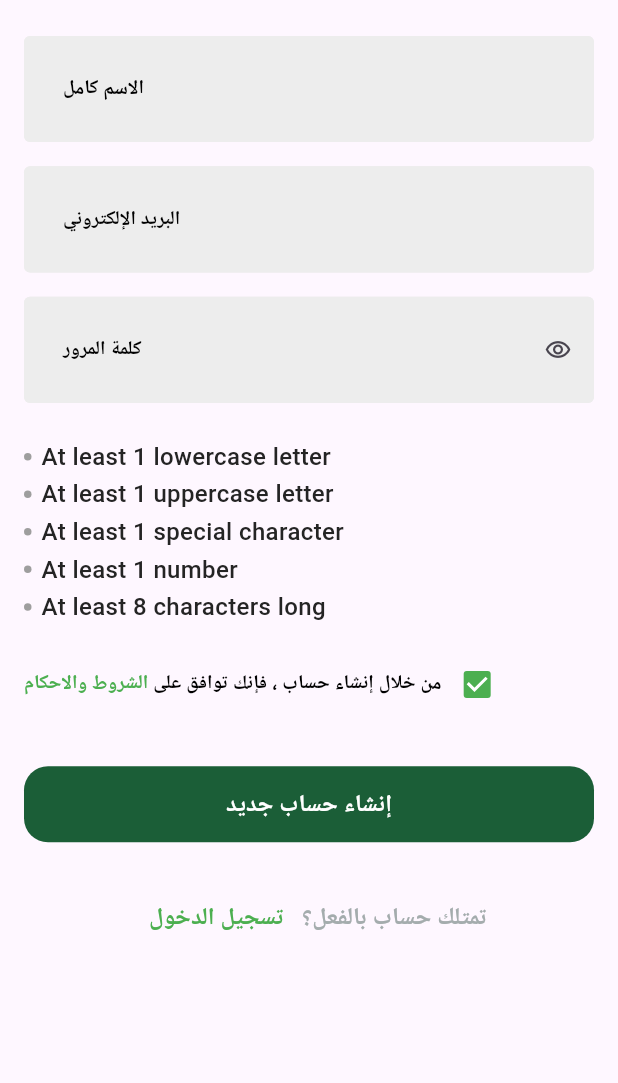
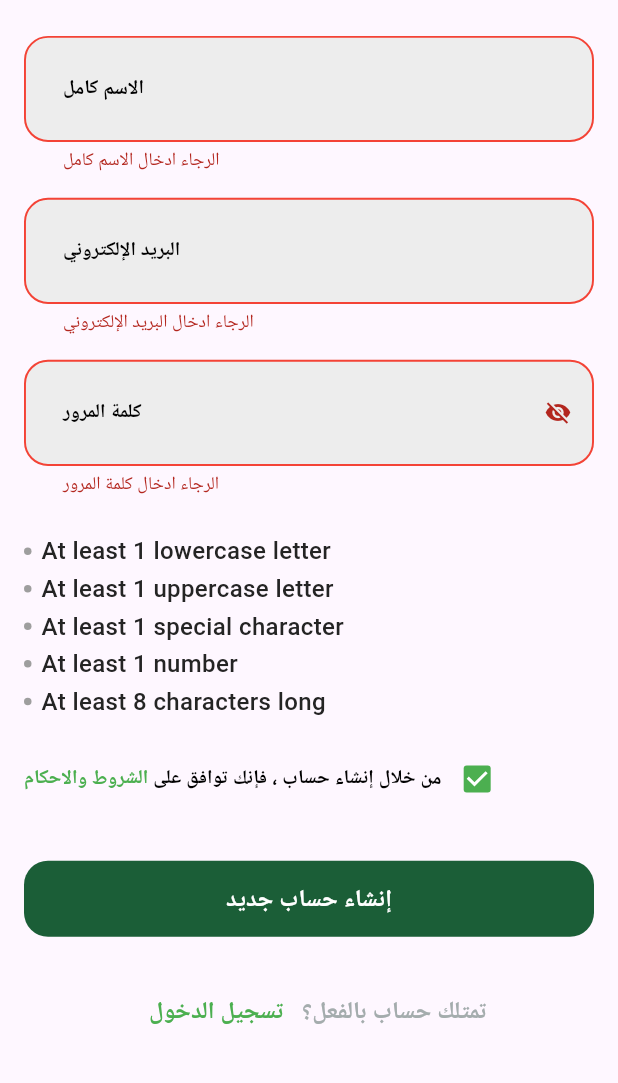
Before and after one commit to He9sham/Fruit-HUB, a Flutter app: the SignUpView screen opened by its route, after a tap on "إنشاء حساب جديد", on a phone screen of 412 x 824 dp, the part 100-1183 px from its top. Run offline on Flutter 3.47's test engine with Material 3 defaults, Android fonts, the phone set to English and light mode, and no system bars; our stand-ins replace awesome_dialog, bloc, firebase_auth, firebase_core, flutter_bloc, flutter_local_notifications and 7 more; accounts and stored records are empty; Roboto replaces fonts that are missing (Cairo).

Commit message:
finsh sign up logic

```diff
--- a/lib/core/utils/app_route.dart
+++ b/lib/core/utils/app_route.dart
@@ -2,8 +2,11 @@ import 'package:commerce_hub/core/utils/router.dart';
 import 'package:commerce_hub/feature/Login_in/view/login_view.dart';
 import 'package:commerce_hub/feature/Onboarding&Splash/view/onboarding_view.dart';
 import 'package:commerce_hub/feature/Onboarding&Splash/view/splash_view.dart';
+import 'package:commerce_hub/feature/home/view/home_view.dart';
+import 'package:commerce_hub/feature/sign_up/logic/signup_cubit_cubit.dart';
 import 'package:commerce_hub/feature/sign_up/view/sign_up_view.dart';
 import 'package:flutter/material.dart';
+import 'package:flutter_bloc/flutter_bloc.dart';
 
 class AppRouter {
   Route? generateRoute(RouteSettings settings) {
@@ -20,13 +23,20 @@ class AppRouter {
         return MaterialPageRoute(
           builder: (_) => const OnboardingView(),
         );
-        case Routes.signupScreen:
+      case Routes.signupScreen:
         return MaterialPageRoute(
-          builder: (_) => const SignUpView(),
+          builder: (_) => BlocProvider(
+            create: (context) => SignupCubit(),
+            child: const SignUpView(),
+          ),
         );
-        case Routes.loginScreen:
+      case Routes.loginScreen:
         return MaterialPageRoute(
           builder: (_) => const LoginView(),
+        );
+        case Routes.homeScreen:
+        return MaterialPageRoute(
+          builder: (_) => const HomeView(),
         );
       default:
         return null;
--- a/lib/core/utils/router.dart
+++ b/lib/core/utils/router.dart
@@ -3,4 +3,5 @@ class Routes {
   static const String onBoardingScreen = '/onBoardingScreen';
   static const String signupScreen = '/signupScreen';
   static const String loginScreen = '/loginScreen';
+  static const String homeScreen = '/homeScreen';
 }
--- /dev/null
+++ b/lib/feature/sign_up/logic/signup_cubit_cubit.dart
@@ -0,0 +1,60 @@
+import 'package:bloc/bloc.dart';
+import 'package:firebase_auth/firebase_auth.dart';
+import 'package:flutter/material.dart';
+
+part 'signup_cubit_state.dart';
+
+class SignupCubit extends Cubit<SignupCubitState> {
+  SignupCubit() : super(SignupCubitInitial());
+
+  TextEditingController nameController = TextEditingController();
+  TextEditingController emailController = TextEditingController();
+  TextEditingController passwordController = TextEditingController();
+
+  final formkey = GlobalKey<FormState>();
+  Future<void> signupMethod() async {
+    emit(SignupCubitLoading());
+    try {
+      await FirebaseAuth.instance.createUserWithEmailAndPassword(
+          email: emailController.text, password: passwordController.text);
+      emit(SignupCubitSuccess());
+    } on FirebaseAuthException catch (e) {
+      if (e.code == 'email-already-in-use') {
+        emit(SignupCubitFailure(errMessage: 'هذا الحساب مسجل بلفعل '));
+      }
+    } catch (e) {
+      emit(SignupCubitFailure(errMessage: 'An error , please try agian later'));
+    }
+  }
+
+  //   Future signInWithGoogle(BuildContext context) async {
+  //   try {
+  //     final GoogleSignInAccount? googleUser = await GoogleSignIn().signIn();
+  //     if (googleUser == null) {
+  //       return;
+  //     }
+  //     // Obtain the auth details from the request
+  //     final GoogleSignInAuthentication googleAuth =
+  //         await googleUser.authentication;
+
+  //     // Create a new credential
+  //     final credential = GoogleAuthProvider.credential(
+  //       accessToken: googleAuth.accessToken,
+  //       idToken: googleAuth.idToken,
+  //     );
+
+  //     // Once signed in, return the UserCredential
+  //     await FirebaseAuth.instance.signInWithCredential(credential);
+
+  //     // ignore: use_build_context_synchronously
+  //     Navigator.pushNamed(context, AddKidView.addkidid);
+  //     NotificationService notificationService = NotificationService();
+  //     await notificationService.showInstantNotification(
+  //         5, 'Welcome', 'How are you today?');
+  //   } on Exception {
+  //     NotificationService notificationService = NotificationService();
+  //     await notificationService.showInstantNotification(
+  //         6, 'Sorry', 'Please tru leater!');
+  //   }
+  // }
+}
--- /dev/null
+++ b/lib/feature/sign_up/logic/signup_cubit_state.dart
@@ -0,0 +1,12 @@
+part of 'signup_cubit_cubit.dart';
+
+@immutable
+sealed class SignupCubitState {}
+
+final class SignupCubitInitial extends SignupCubitState {}
+final class SignupCubitFailure extends SignupCubitState {
+  final String errMessage;
+  SignupCubitFailure({required this.errMessage});
+}
+final class SignupCubitLoading extends SignupCubitState {}
+final class SignupCubitSuccess extends SignupCubitState {}
--- a/lib/feature/sign_up/view/sign_up_view.dart
+++ b/lib/feature/sign_up/view/sign_up_view.dart
@@ -3,11 +3,14 @@ import 'package:commerce_hub/core/helper/spacing.dart';
 import 'package:commerce_hub/core/theming/styles.dart';
 import 'package:commerce_hub/core/utils/router.dart';
 import 'package:commerce_hub/core/widgets/app_text_buttom.dart';
+import 'package:commerce_hub/feature/sign_up/logic/signup_cubit_cubit.dart';
 import 'package:commerce_hub/feature/sign_up/view/widgets/custom_appbar_for_auth.dart';
 import 'package:commerce_hub/feature/sign_up/view/widgets/row_text_reauth.dart';
 import 'package:commerce_hub/feature/sign_up/view/widgets/rowtext_check_box.dart';
+import 'package:commerce_hub/feature/sign_up/view/widgets/signup_bloc_listener.dart';
 import 'package:commerce_hub/feature/sign_up/view/widgets/signup_form.dart';
 import 'package:flutter/material.dart';
+import 'package:flutter_bloc/flutter_bloc.dart';
 
 class SignUpView extends StatelessWidget {
   const SignUpView({super.key});
@@ -34,7 +37,9 @@ class SignUpView extends StatelessWidget {
                 verticalSpace(30),
                 AppTextButton(
                   buttonText: 'إنشاء حساب جديد',
-                  onPressed: () {},
+                  onPressed: () {
+                    validateThenDoSignup(context);
+                  },
                   textStyle: Styles.textbuttom16White,
                 ),
                 verticalSpace(26),
@@ -45,6 +50,7 @@ class SignUpView extends StatelessWidget {
                     context.pushNamed(Routes.loginScreen);
                   },
                 ),
+                const SignUpBlocListener()
               ],
             ),
           ),
@@ -52,4 +58,10 @@ class SignUpView extends StatelessWidget {
       ),
     );
   }
+
+  void validateThenDoSignup(BuildContext context) {
+    if (context.read<SignupCubit>().formkey.currentState!.validate()) {
+      context.read<SignupCubit>().signupMethod();
+    }
+  }
 }
--- a/lib/feature/sign_up/view/widgets/signup_form.dart
+++ b/lib/feature/sign_up/view/widgets/signup_form.dart
@@ -2,8 +2,10 @@ import 'package:commerce_hub/core/helper/app_regex.dart';
 import 'package:commerce_hub/core/helper/spacing.dart';
 import 'package:commerce_hub/core/theming/color.dart';
 import 'package:commerce_hub/core/widgets/app_text_form_field.dart';
+import 'package:commerce_hub/feature/sign_up/logic/signup_cubit_cubit.dart';
 import 'package:commerce_hub/feature/sign_up/view/widgets/password_validations.dart';
 import 'package:flutter/material.dart';
+import 'package:flutter_bloc/flutter_bloc.dart';
 
 class SignupForm extends StatefulWidget {
   const SignupForm({super.key});
@@ -22,11 +24,12 @@ class _SignupFormState extends State<SignupForm> {
   bool hasNumber = false;
   bool hasMinLength = false;
 
-  final TextEditingController passwordController = TextEditingController();
+  late TextEditingController passwordController;
 
   @override
   void initState() {
     super.initState();
+    passwordController = context.read<SignupCubit>().passwordController;
     setupPasswordControllerListener();
   }
 
@@ -51,28 +54,57 @@ class _SignupFormState extends State<SignupForm> {
 
   @override
   Widget build(BuildContext context) {
-    return Column(
+    return Form(
+      key: context.read<SignupCubit>().formkey,
+      child: Column(
         children: [
           AppTextFormField(
             keyboardType: TextInputType.name,
             hintText: 'الاسم كامل',
-          validator: (data) {},
+            validator: (data) {
+              data = data!.trim();
+              if (data.isEmpty) {
+                return 'الرجاء ادخال الاسم كامل';
+              }
+            },
             backgroundColor: ColorsManager.lighterGray,
           ),
           verticalSpace(16),
           AppTextFormField(
             keyboardType: TextInputType.name,
             hintText: 'البريد الإلكتروني',
-          validator: (data) {},
+            validator: (data) {
+              data = data!.trim();
+              if (data.isEmpty || !AppRegex.isEmailValid(data)) {
+                return 'الرجاء ادخال البريد الإلكتروني';
+              }
+            },
             backgroundColor: ColorsManager.lighterGray,
+            controller: context.read<SignupCubit>().emailController,
           ),
           verticalSpace(16),
           AppTextFormField(
             keyboardType: TextInputType.name,
             hintText: 'كلمة المرور',
-          validator: (data) {},
+            validator: (data) {
+              data = data!.trim();
+              if (data.isEmpty) {
+                return 'الرجاء ادخال كلمة المرور';
+              }
+            },
             backgroundColor: ColorsManager.lighterGray,
-          suffixIcon: const Icon(Icons.remove_red_eye_outlined),
+            suffixIcon: GestureDetector(
+              onTap: () {
+                setState(() {
+                  isPasswordObscureText = !isPasswordObscureText;
+                });
+              },
+              child: Icon(
+                isPasswordObscureText ? Icons.visibility_off : Icons.visibility,
+              ),
+            ),
+            controller: context.read<SignupCubit>().passwordController,
+            isObscureText: isPasswordObscureText,
           ),
           verticalSpace(24),
           PasswordValidations(
@@ -83,6 +115,7 @@ class _SignupFormState extends State<SignupForm> {
             hasMinLength: hasMinLength,
           ),
         ],
+      ),
     );
   }
 }
```
Also changed, not shown: lib/feature/home/view/home_view.dart (added, +18 -0 lines), lib/feature/sign_up/view/widgets/signup_bloc_listener.dart (added, +41 -0 lines), pubspec.yaml (+1 -14 lines), lib/firebase_options.dart, pubspec.lock, 1 other file. Lines whose indentation alone changed are shown as unchanged.
